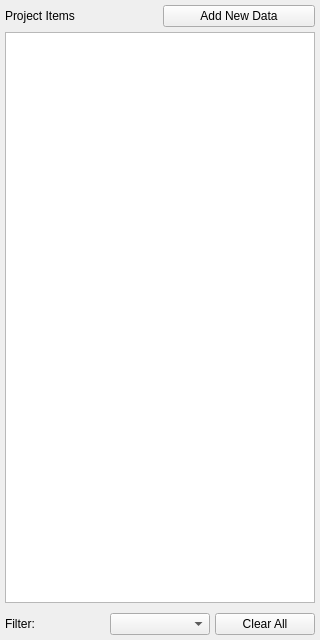
Above: annotation_tool/ui/dataset_explorer_panel/dataset_explorer_panel.ui from OpenSportsLab/VideoAnnotationTool before the change. Below: the same form after it.
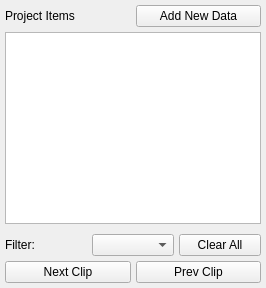
That is the form after the change.

Commit message: feat: Move navigation buttons for clips and events in various panels

What changed in the file:
```diff
--- a/annotation_tool/ui/dataset_explorer_panel/dataset_explorer_panel.ui
+++ b/annotation_tool/ui/dataset_explorer_panel/dataset_explorer_panel.ui
@@ -2,14 +2,6 @@
 <ui version="4.0">
  <class>DatasetExplorerPanelForm</class>
  <widget class="QWidget" name="DatasetExplorerPanelForm">
-  <property name="geometry">
-   <rect>
-    <x>0</x>
-    <y>0</y>
-    <width>320</width>
-    <height>640</height>
-   </rect>
-  </property>
   <layout class="QVBoxLayout" name="verticalLayout">
    <property name="spacing">
     <number>5</number>
@@ -51,7 +43,7 @@
     <widget class="QTreeView" name="tree"/>
    </item>
    <item>
-   <layout class="QHBoxLayout" name="bottomLayout">
+    <layout class="QHBoxLayout" name="bottomLayout">
      <property name="leftMargin">
       <number>0</number>
      </property>
@@ -86,6 +78,30 @@
      </item>
     </layout>
    </item>
+   <item>
+    <layout class="QHBoxLayout" name="horizontalLayout_2">
+     <item>
+      <widget class="QPushButton" name="btn_next_clip">
+       <property name="cursor">
+        <cursorShape>PointingHandCursor</cursorShape>
+       </property>
+       <property name="text">
+        <string>Next Clip</string>
+       </property>
+      </widget>
+     </item>
+     <item>
+      <widget class="QPushButton" name="btn_prev_clip">
+       <property name="cursor">
+        <cursorShape>PointingHandCursor</cursorShape>
+       </property>
+       <property name="text">
+        <string>Prev Clip</string>
+       </property>
+      </widget>
+     </item>
+    </layout>
+   </item>
   </layout>
  </widget>
  <resources/>
```
The commit also changes 12 other files.
